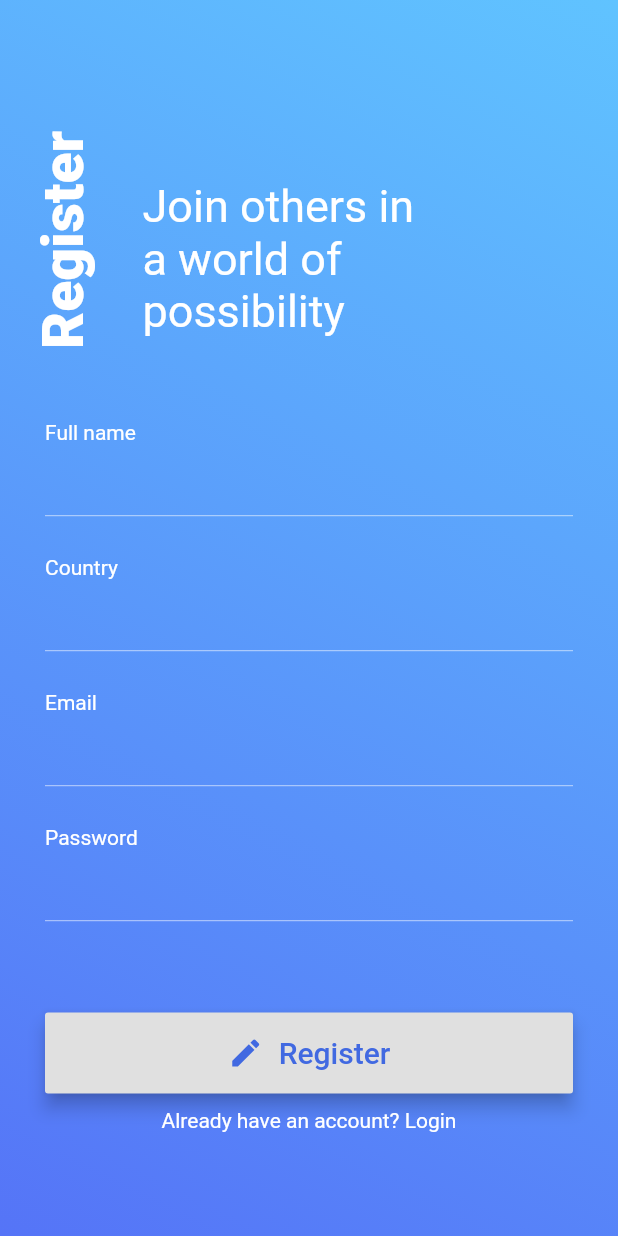
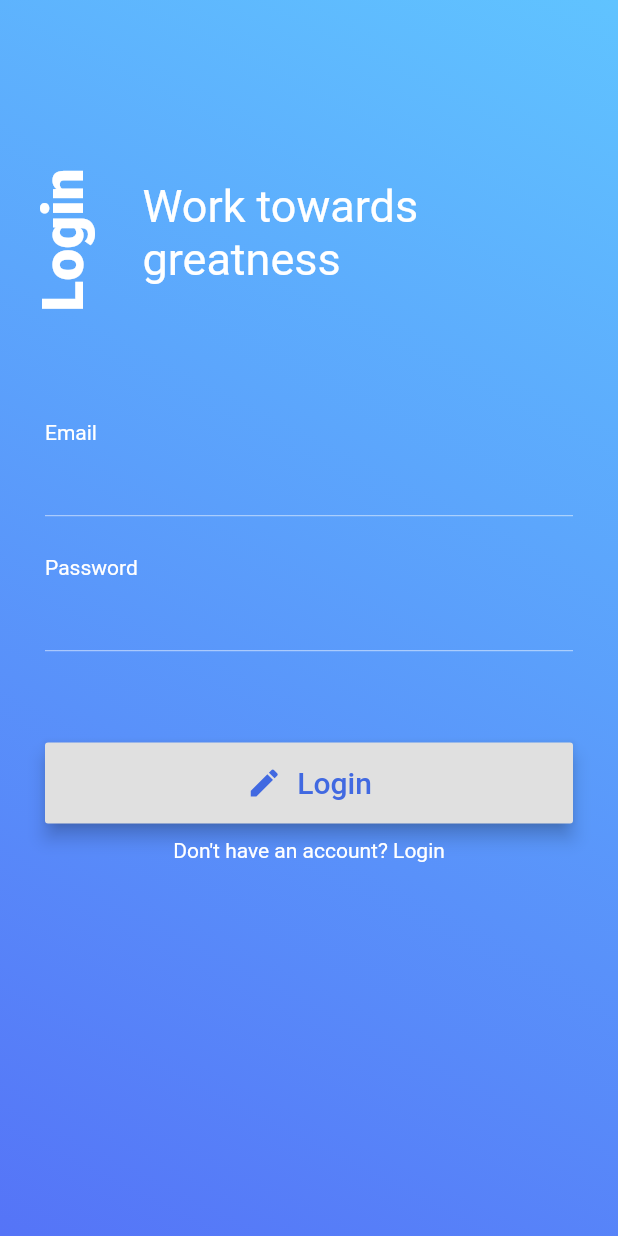
Before and after one commit to nibraaska/Focus, a Flutter app: the screen it shows after launch, on a phone screen of 412 x 824 dp. Run offline on Flutter 3.47's test engine with Material 2 defaults, Android fonts, the phone set to English and light mode, and no system bars; our stand-ins replace firebase_auth; accounts and stored records are empty.

```diff
--- /dev/null
+++ b/lib/screens/authentication/login.dart
@@ -0,0 +1,157 @@
+import 'package:flutter/cupertino.dart';
+import 'package:flutter/material.dart';
+import 'package:focusv1/constants/colors.dart';
+import 'package:focusv1/screens/authentication/register.dart';
+import 'package:focusv1/screens/authentication/shared/constants.dart';
+import 'package:focusv1/screens/authentication/widgets/horizontalText.dart';
+import 'package:focusv1/screens/authentication/widgets/verticalText.dart';
+import 'package:focusv1/services/auth.dart';
+
+class Login extends StatefulWidget {
+  @override
+  _LoginState createState() => _LoginState();
+}
+
+class _LoginState extends State<Login> {
+
+  final _formKey = GlobalKey<FormState>();
+  String email, password;
+
+  @override
+  Widget build(BuildContext context) {
+    return Scaffold(
+      body: Container(
+        decoration: BoxDecoration(
+          gradient: LinearGradient(
+              begin: Alignment.topRight,
+              end: Alignment.bottomLeft,
+              colors: [gradient1, gradient2]),
+        ),
+        child: Form(
+          key: _formKey,
+          child: ListView(
+            children: <Widget>[
+              Row(children: <Widget>[
+                VerticalText(type: 1),
+                HorizontalText(type: 0),
+              ]),
+              Padding(
+                padding: const EdgeInsets.fromLTRB(30, 20, 30, 0),
+                child: Container(
+                    height: 85,
+                    width: MediaQuery.of(context).size.width,
+                    child: ListView(
+                      physics: const NeverScrollableScrollPhysics(),
+                      children: <Widget>[
+                        Text(
+                          "Email",
+                          style: TextStyle(
+                              color: Colors.white
+                          ),
+                        ),
+                        TextFormField(
+                          validator: (val) {
+                            if (RegExp(r"^[a-zA-Z0-9.a-zA-Z0-9.!#$%&'*+-/=?^_`{|}~]+@[a-zA-Z0-9]+\.[a-zA-Z]+").hasMatch(val)){
+                              setState(() {
+                                email = val;
+                              });
+                              return null;
+                            } else {
+                              return 'Bad email';
+                            }
+                          },
+                          style: TextStyle(
+                              color: Colors.white
+                          ),
+                          decoration: textInputDecoration,
+                        ),
+                      ],
+                    )
+                ),
+              ),
+              Padding(
+                padding: const EdgeInsets.fromLTRB(30, 5, 30, 0),
+                child: Container(
+                    height: 85,
+                    width: MediaQuery.of(context).size.width,
+                    child: ListView(
+                      physics: const NeverScrollableScrollPhysics(),
+                      children: <Widget>[
+                        Text(
+                          "Password",
+                          style: TextStyle(
+                              color: Colors.white
+                          ),
+                        ),
+                        TextFormField(
+                          obscureText: true,
+                          validator: (val) {
+                            if(val.length < 6){
+                              return 'Please enter a longer password';
+                            }
+                            setState(() {
+                              password = val;
+                            });
+                            return null;
+                          },
+                          style: TextStyle(
+                              color: Colors.white
+                          ),
+                          decoration: textInputDecoration,
+                        ),
+                      ],
+                    )
+                ),
+              ),
+              Padding(
+                  padding: const EdgeInsets.fromLTRB(30, 40, 30, 0),
+                  child: RaisedButton(
+                      padding: const EdgeInsets.fromLTRB(0, 15, 0, 15),
+                      onPressed: () async {
+                        if(_formKey.currentState.validate()){
+                          await AuthService().signInWithEmailAndPassword(email, password);
+                        }
+                      },
+                      elevation: 5.0,
+                      child: Row(
+                        mainAxisAlignment: MainAxisAlignment.center,
+                        children: <Widget>[
+                          Icon(
+                            Icons.edit,
+                            color: mainText,
+                          ),
+                          SizedBox(width: 10),
+                          Text(
+                            "Login",
+                            style: TextStyle(
+                                fontSize: 20,
+                                color: mainText
+                            ),
+                          )
+                        ],
+                      )
+                  )
+              ),
+              Padding(
+                padding: const EdgeInsets.fromLTRB(0, 10, 0, 0),
+                child: Center(
+                    child: GestureDetector(
+                      onTap: () {
+                        Navigator.pushReplacement(context, new MaterialPageRoute(builder: (BuildContext context) => Register()));
+                      },
+                      child: Text(
+                        "Don't have an account? Login",
+                        style: TextStyle(
+                            color: Colors.white
+                        ),
+                      ),
+                    )
+                ),
+              ),
+            ],
+          ),
+        ),
+      ),
+    );
+  }
+}
--- a/lib/screens/authentication/register.dart
+++ b/lib/screens/authentication/register.dart
@@ -1,5 +1,6 @@
 import 'package:flutter/material.dart';
 import 'package:focusv1/constants/colors.dart';
+import 'package:focusv1/screens/authentication/login.dart';
 import 'package:focusv1/screens/authentication/shared/constants.dart';
 import 'package:focusv1/screens/authentication/widgets/horizontalText.dart';
 import 'package:focusv1/screens/authentication/widgets/verticalText.dart';
@@ -199,10 +200,15 @@ class _RegisterState extends State<Register> {
               Padding(
                 padding: const EdgeInsets.fromLTRB(0, 10, 0, 0),
                 child: Center(
-                    child: Text(
-                      "Already have an account? Login",
-                      style: TextStyle(
-                        color: Colors.white
+                    child: GestureDetector(
+                      onTap: () {
+                        Navigator.pushReplacement(context, new MaterialPageRoute(builder: (BuildContext context) => Login()));
+                      },
+                      child: Text(
+                        "Already have an account? Login",
+                        style: TextStyle(
+                          color: Colors.white
+                        ),
                       ),
                     )
                 ),
--- a/lib/screens/wrapper.dart
+++ b/lib/screens/wrapper.dart
@@ -2,6 +2,8 @@ import 'package:flutter/material.dart';
 import 'package:focusv1/screens/authentication/register.dart';
 import 'package:focusv1/services/models/user.dart';
 import 'package:provider/provider.dart';
+
+import 'authentication/login.dart';
 
 class Wrapper extends StatefulWidget {
   @override
@@ -14,7 +16,7 @@ class _WrapperState extends State<Wrapper> {
     final user = Provider.of<User>(context);
     if(user == null){
       return Scaffold(
-        body: Register(),
+        body: Login(),
       );
     } else {
       return Scaffold(
```
